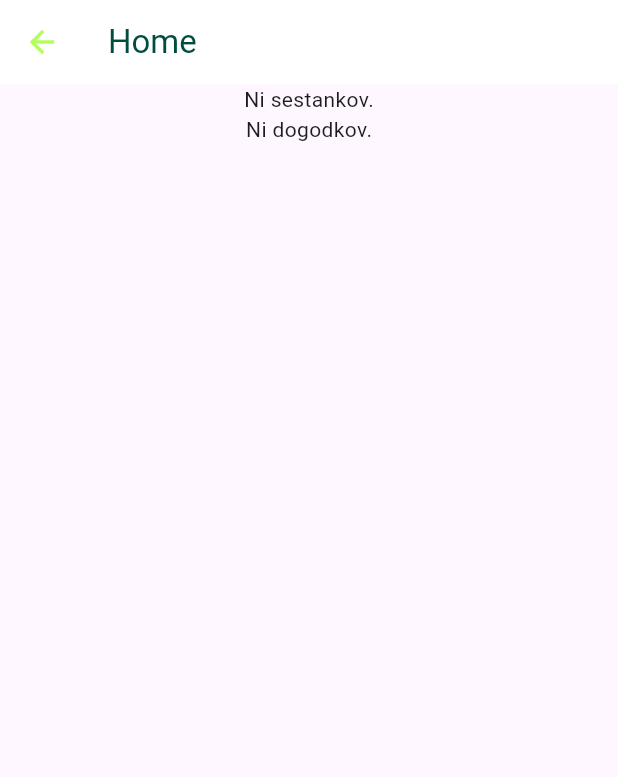
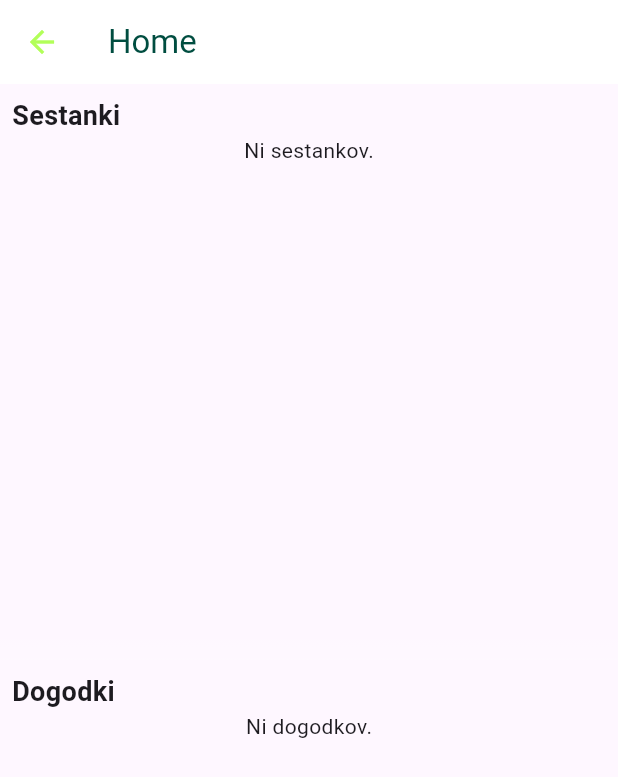
Before and after one commit to larazupanc/KLUB, a Flutter app: the HomeScreen screen opened directly, on a phone screen of 412 x 824 dp. Shown: the top 777 px of the screen. Run offline on Flutter 3.47's test engine with Material 3 defaults, Android fonts, the light colour scheme and no system bars; our stand-ins replace cloud_firestore, firebase_auth, firebase_core, table_calendar; accounts and stored records are empty.

Commit message:
Popravki na HomeScreen

```diff
--- a/KlubPlus/lib/screens/home_screen.dart
+++ b/KlubPlus/lib/screens/home_screen.dart
@@ -1,3 +1,4 @@
+import 'dart:ui';
 import 'package:flutter/material.dart';
 import 'package:cloud_firestore/cloud_firestore.dart';
 import 'package:intl/intl.dart';
@@ -14,22 +15,69 @@ class HomeScreen extends StatelessWidget {
       ),
       body: Column(
         children: [
-          // Section for Meetings
-          _buildMeetingList(context),
-          // Section for Events
-          _buildEventList(context),
+          // Upper Half: Sestanki
+          Expanded(
+            child: _buildBlurredSection(
+              context,
+              title: 'Sestanki',
+              contentWidget: _buildMeetingList(context),
+            ),
+          ),
+          // Lower Half: Dogodki
+          Expanded(
+            child: _buildBlurredSection(
+              context,
+              title: 'Dogodki',
+              contentWidget: _buildEventList(context),
+            ),
+          ),
         ],
       ),
+    );
+  }
+
+  Widget _buildBlurredSection(BuildContext context, {required String title, required Widget contentWidget}) {
+    return Stack(
+      children: [
+        // Main content
+        ListView(
+          padding: const EdgeInsets.all(8.0),
+          children: [
+            Text(title, style: const TextStyle(fontSize: 18, fontWeight: FontWeight.bold)),
+            contentWidget,
+          ],
+        ),
+        Positioned(
+          bottom: 0,
+          left: 0,
+          right: 0,
+          height: 20,
+          child: ClipRect(
+            child: BackdropFilter(
+              filter: ImageFilter.blur(sigmaX: 20.0, sigmaY: 10.0),
+              child: Container(
+                decoration: BoxDecoration(
+                  gradient: LinearGradient(
+                    begin: Alignment.topCenter,
+                    end: Alignment.bottomCenter,
+                    colors: [
+                      Colors.white.withOpacity(0.0),
+                      Colors.white.withOpacity(0.2),
+                    ],
+                  ),
+                ),
+              ),
+            ),
+          ),
+        ),
+      ],
     );
   }
 
   // Fetch and display meetings
   Widget _buildMeetingList(BuildContext context) {
     return StreamBuilder<QuerySnapshot>(
-      stream: FirebaseFirestore.instance
-          .collection('sestanki')
-          .limit(2)  // Limit the number of meetings to 2
-          .snapshots(),
+      stream: FirebaseFirestore.instance.collection('sestanki').snapshots(),
       builder: (context, snapshot) {
         if (snapshot.connectionState == ConnectionState.waiting) {
           return const Center(child: CircularProgressIndicator());
@@ -41,9 +89,9 @@ class HomeScreen extends StatelessWidget {
           return const Center(child: Text('Ni sestankov.'));
         }
 
-        final meetings = snapshot.data!.docs.map((doc) {
+        return Column(
+          children: snapshot.data!.docs.map((doc) {
             final data = doc.data() as Map<String, dynamic>;
-
             final title = data['naziv'] ?? 'Unknown';
             final date = data['datum'] != null
                 ? DateFormat('dd. MM. yyyy').format((data['datum'] as Timestamp).toDate())
@@ -56,22 +104,7 @@ class HomeScreen extends StatelessWidget {
               agenda: agenda,
               onTap: () => _showMeetingDetails(context, title, date, agenda),
             );
-        }).toList();
-
-        return Column(
-          children: [
-            const Padding(
-              padding: EdgeInsets.all(8.0),
-              child: Text('Sestanki', style: TextStyle(fontSize: 18, fontWeight: FontWeight.bold)),
-            ),
-            ListView.builder(
-              padding: const EdgeInsets.all(16.0),
-              shrinkWrap: true,
-              physics: const NeverScrollableScrollPhysics(),
-              itemCount: meetings.length,
-              itemBuilder: (context, index) => meetings[index],
-            ),
-          ],
+          }).toList(),
         );
       },
     );
@@ -80,10 +113,7 @@ class HomeScreen extends StatelessWidget {
   // Fetch and display events
   Widget _buildEventList(BuildContext context) {
     return StreamBuilder<QuerySnapshot>(
-      stream: FirebaseFirestore.instance
-          .collection('dogodki')
-          .limit(2)  // Limit the number of events to 2
-          .snapshots(),
+      stream: FirebaseFirestore.instance.collection('dogodki').snapshots(),
       builder: (context, snapshot) {
         if (snapshot.connectionState == ConnectionState.waiting) {
           return const Center(child: CircularProgressIndicator());
@@ -95,47 +125,32 @@ class HomeScreen extends StatelessWidget {
           return const Center(child: Text('Ni dogodkov.'));
         }
 
-        final events = snapshot.data!.docs.map((doc) {
+        return Column(
+          children: snapshot.data!.docs.map((doc) {
             final data = doc.data() as Map<String, dynamic>;
-
             final title = data['naziv'] ?? 'Unknown';
             final date = data['datum'] != null
                 ? DateFormat('dd. MM. yyyy').format((data['datum'] as Timestamp).toDate())
                 : 'Unknown';
-          final agenda = data['dnevni_red'] ?? 'Ni dnevnega reda';
+            final description = data['opis'] ?? 'Ni opisa';
 
-          return MeetingCard(
+            return EventCard(
               title: title,
               date: date,
-            agenda: agenda,
-            onTap: () => _showEventDetails(context, title, date, agenda),
+              description: description,
+              onTap: () => _showEventDetails(context, title, date, description),
             );
-        }).toList();
-
-        return Column(
-          children: [
-            const Padding(
-              padding: EdgeInsets.all(8.0),
-              child: Text('Dogodki', style: TextStyle(fontSize: 18, fontWeight: FontWeight.bold)),
-            ),
-            ListView.builder(
-              padding: const EdgeInsets.all(16.0),
-              shrinkWrap: true,
-              physics: const NeverScrollableScrollPhysics(),
-              itemCount: events.length,
-              itemBuilder: (context, index) => events[index],
-            ),
-          ],
+          }).toList(),
         );
       },
     );
   }
 
-  // Show meeting details in a dialog
+  // Dialog for meetings
   void _showMeetingDetails(BuildContext context, String title, String date, String agenda) {
     showDialog(
       context: context,
-      builder: (BuildContext context) {
+      builder: (context) {
         return AlertDialog(
           title: Text(title),
           content: Column(
@@ -148,21 +163,18 @@ class HomeScreen extends StatelessWidget {
             ],
           ),
           actions: [
-            TextButton(
-              onPressed: () => Navigator.of(context).pop(),
-              child: const Text('Zapri'),
-            ),
+            TextButton(onPressed: () => Navigator.of(context).pop(), child: const Text('Zapri')),
           ],
         );
       },
     );
   }
 
-  // Show event details in a dialog
-  void _showEventDetails(BuildContext context, String title, String date, String agenda) {
+  // Dialog for events
+  void _showEventDetails(BuildContext context, String title, String date, String description) {
     showDialog(
       context: context,
-      builder: (BuildContext context) {
+      builder: (context) {
         return AlertDialog(
           title: Text(title),
           content: Column(
@@ -171,14 +183,11 @@ class HomeScreen extends StatelessWidget {
             children: [
               Text('Datum: $date'),
               const SizedBox(height: 8.0),
-              Text('Dnevni red: $agenda'),
+              Text('Opis: $description'),
             ],
           ),
           actions: [
-            TextButton(
-              onPressed: () => Navigator.of(context).pop(),
-              child: const Text('Zapri'),
-            ),
+            TextButton(onPressed: () => Navigator.of(context).pop(), child: const Text('Zapri')),
           ],
         );
       },
@@ -192,12 +201,7 @@ class MeetingCard extends StatelessWidget {
   final String agenda;
   final VoidCallback onTap;
 
-  const MeetingCard({
-    required this.title,
-    required this.date,
-    required this.agenda,
-    required this.onTap,
-  });
+  const MeetingCard({required this.title, required this.date, required this.agenda, required this.onTap});
 
   @override
   Widget build(BuildContext context) {
@@ -207,32 +211,44 @@ class MeetingCard extends StatelessWidget {
       child: InkWell(
         onTap: onTap,
         borderRadius: BorderRadius.circular(4.0),
-        child: Stack(
-          children: [
-            ListTile(
-              leading: Container(
-                width: 48.0,
-                height: 48.0,
-                decoration: BoxDecoration(
-                  color: Color(0xFF004d40),
-                  shape: BoxShape.circle,
+        child: ListTile(
+          leading: CircleAvatar(
+            backgroundColor: const Color(0xFF004d40),
+            child: const Icon(Icons.cases_sharp, color: Colors.lightGreenAccent),
           ),
-                child: Icon(
-                  Icons.cases_sharp,
-                  color: Colors.lightGreenAccent,
-                  size: 24.0,
-                ),
-              ),
-              title: Text(
-                title,
-                style: const TextStyle(fontWeight: FontWeight.bold),
-              ),
+          title: Text(title, style: const TextStyle(fontWeight: FontWeight.bold)),
           subtitle: Text('Datum: $date\nDnevni red: $agenda'),
-              isThreeLine: true,
-            ),
-          ],
         ),
       ),
     );
   }
 }
+
+class EventCard extends StatelessWidget {
+  final String title;
+  final String date;
+  final String description;
+  final VoidCallback onTap;
+
+  const EventCard({required this.title, required this.date, required this.description, required this.onTap});
+
+  @override
+  Widget build(BuildContext context) {
+    return Card(
+      margin: const EdgeInsets.symmetric(vertical: 8.0),
+      elevation: 4,
+      child: InkWell(
+        onTap: onTap,
+        borderRadius: BorderRadius.circular(4.0),
+        child: ListTile(
+          leading: CircleAvatar(
+            backgroundColor: Colors.red,
+            child: const Icon(Icons.event, color: Colors.white),
+          ),
+          title: Text(title, style: const TextStyle(fontWeight: FontWeight.bold)),
+          subtitle: Text('Datum: $date\nOpis: $description'),
+        ),
+      ),
+    );
+  }
+}
--- a/KlubPlus/lib/screens/todo.txt
+++ b/KlubPlus/lib/screens/todo.txt
@@ -1,7 +1,7 @@
 To-do
 Do 16. 12.:
 DONE ko se uporabnik prijavi se mi prikazujejo razlicni screeni glee na role
-pravilno prikazovanje na home screen +  izgled
+DONE pravilno prikazovanje na home screen +  izgled
 DONE koledar- prikaz dogodkov in dodajanje preko koledarja
 
 Do 23.12.:
```
Lines whose indentation alone changed are shown as unchanged.
